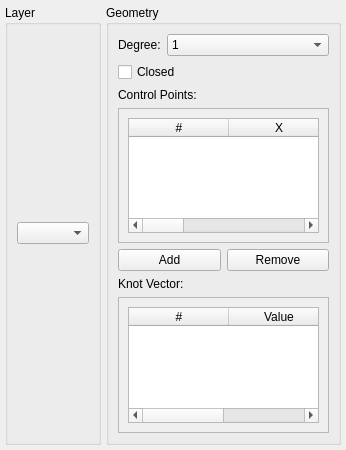
Qt form librecad/src/ui/dialogs/entity/lc_splinepropertieseditingwidget.ui (LibreCAD/LibreCAD) before a commit.
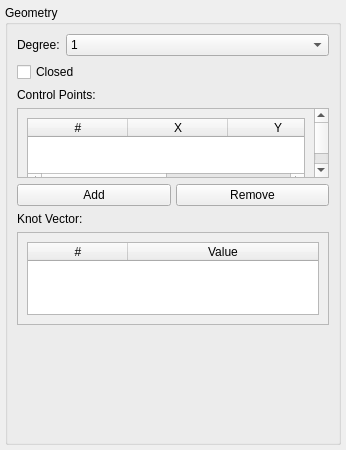
The same form after that commit.

Patch:
```diff
--- a/librecad/src/ui/dialogs/entity/lc_splinepropertieseditingwidget.ui
+++ b/librecad/src/ui/dialogs/entity/lc_splinepropertieseditingwidget.ui
@@ -19,7 +19,7 @@
   <property name="accessibleDescription">
    <string>Edit properties of a spline entity, including degree, closed state, control points, and knot vector</string>
   </property>
-  <layout class="QHBoxLayout" name="horizontalLayout">
+  <layout class="QVBoxLayout" name="verticalLayout">
    <property name="spacing">
     <number>5</number>
    </property>
@@ -35,54 +35,26 @@
    <property name="bottomMargin">
     <number>5</number>
    </property>
-   <item>
-    <widget class="QGroupBox" name="groupBoxLayer">
-     <property name="title">
-      <string>Layer</string>
-     </property>
-     <property name="sizePolicy">
-      <sizepolicy hsizetype="Fixed" vsizetype="Preferred">
-       <horstretch>0</horstretch>
-       <verstretch>0</verstretch>
-      </sizepolicy>
-     </property>
-     <property name="maximumSize">
-      <size>
-       <width>150</width>
-       <height>16777215</height>
-      </size>
-     </property>
-     <layout class="QVBoxLayout" name="verticalLayoutLayer">
-      <item>
-       <widget class="QComboBox" name="cbLayer">
-        <property name="toolTip">
-         <string>Select the layer for the spline</string>
-        </property>
-        <property name="accessibleName">
-         <string>Layer ComboBox</string>
-        </property>
-        <property name="accessibleDescription">
-         <string>Choose the layer to which the spline belongs</string>
-        </property>
-       </widget>
-      </item>
-     </layout>
-    </widget>
-   </item>
    <item>
     <widget class="QGroupBox" name="groupBoxGeometry">
      <property name="sizePolicy">
-      <sizepolicy hsizetype="Expanding" vsizetype="Preferred">
-       <horstretch>1</horstretch>
+      <sizepolicy hsizetype="Expanding" vsizetype="Expanding">
+       <horstretch>0</horstretch>
        <verstretch>0</verstretch>
       </sizepolicy>
      </property>
      <property name="title">
       <string>Geometry</string>
      </property>
-     <layout class="QGridLayout" name="gridLayoutGeometry" columnstretch="0,5">
+     <layout class="QGridLayout" name="gridLayoutGeometry" rowstretch="0,1,2,3,4,5,6,7" columnstretch="0,5">
       <item row="0" column="0">
        <widget class="QLabel" name="lDegree">
+        <property name="sizePolicy">
+         <sizepolicy hsizetype="Preferred" vsizetype="Fixed">
+          <horstretch>0</horstretch>
+          <verstretch>0</verstretch>
+         </sizepolicy>
+        </property>
         <property name="text">
          <string>Degree:</string>
         </property>
@@ -93,6 +65,12 @@
       </item>
       <item row="0" column="1">
        <widget class="QComboBox" name="cbDegree">
+        <property name="sizePolicy">
+         <sizepolicy hsizetype="Preferred" vsizetype="Fixed">
+          <horstretch>0</horstretch>
+          <verstretch>0</verstretch>
+         </sizepolicy>
+        </property>
         <property name="minimumSize">
          <size>
           <width>64</width>
@@ -128,7 +106,7 @@
       <item row="1" column="0" colspan="2">
        <widget class="QCheckBox" name="cbClosed">
         <property name="sizePolicy">
-         <sizepolicy hsizetype="Expanding" vsizetype="Fixed">
+         <sizepolicy hsizetype="Preferred" vsizetype="Fixed">
           <horstretch>0</horstretch>
           <verstretch>0</verstretch>
          </sizepolicy>
@@ -149,6 +127,12 @@
       </item>
       <item row="2" column="0" colspan="2">
        <widget class="QLabel" name="lControlPoints">
+        <property name="sizePolicy">
+         <sizepolicy hsizetype="Preferred" vsizetype="Fixed">
+          <horstretch>0</horstretch>
+          <verstretch>0</verstretch>
+         </sizepolicy>
+        </property>
         <property name="text">
          <string>Control Points:</string>
         </property>
@@ -156,6 +140,12 @@
       </item>
       <item row="3" column="0" colspan="2">
        <widget class="QScrollArea" name="scrollAreaControlPoints">
+        <property name="sizePolicy">
+         <sizepolicy hsizetype="Expanding" vsizetype="Expanding">
+          <horstretch>0</horstretch>
+          <verstretch>1</verstretch>
+         </sizepolicy>
+        </property>
         <property name="widgetResizable">
          <bool>true</bool>
         </property>
@@ -169,7 +159,7 @@
             <property name="sizePolicy">
              <sizepolicy hsizetype="Expanding" vsizetype="Expanding">
               <horstretch>0</horstretch>
-              <verstretch>0</verstretch>
+              <verstretch>1</verstretch>
              </sizepolicy>
             </property>
             <property name="toolTip">
@@ -230,8 +220,17 @@
       </item>
       <item row="4" column="0" colspan="2">
        <layout class="QHBoxLayout" name="horizontalLayout_cp_buttons">
+        <property name="spacing">
+         <number>5</number>
+        </property>
         <item>
          <widget class="QPushButton" name="btnAddControlPoint">
+          <property name="sizePolicy">
+           <sizepolicy hsizetype="Preferred" vsizetype="Fixed">
+            <horstretch>0</horstretch>
+            <verstretch>0</verstretch>
+           </sizepolicy>
+          </property>
           <property name="text">
            <string>Add</string>
           </property>
@@ -248,6 +247,12 @@
         </item>
         <item>
          <widget class="QPushButton" name="btnRemoveControlPoint">
+          <property name="sizePolicy">
+           <sizepolicy hsizetype="Preferred" vsizetype="Fixed">
+            <horstretch>0</horstretch>
+            <verstretch>0</verstretch>
+           </sizepolicy>
+          </property>
           <property name="text">
            <string>Remove</string>
           </property>
@@ -266,6 +271,12 @@
       </item>
       <item row="5" column="0" colspan="2">
        <widget class="QLabel" name="lKnots">
+        <property name="sizePolicy">
+         <sizepolicy hsizetype="Preferred" vsizetype="Fixed">
+          <horstretch>0</horstretch>
+          <verstretch>0</verstretch>
+         </sizepolicy>
+        </property>
         <property name="text">
          <string>Knot Vector:</string>
         </property>
@@ -273,6 +284,12 @@
       </item>
       <item row="6" column="0" colspan="2">
        <widget class="QScrollArea" name="scrollAreaKnots">
+        <property name="sizePolicy">
+         <sizepolicy hsizetype="Expanding" vsizetype="Expanding">
+          <horstretch>0</horstretch>
+          <verstretch>1</verstretch>
+         </sizepolicy>
+        </property>
         <property name="widgetResizable">
          <bool>true</bool>
         </property>
@@ -286,7 +303,7 @@
             <property name="sizePolicy">
              <sizepolicy hsizetype="Expanding" vsizetype="Expanding">
               <horstretch>0</horstretch>
-              <verstretch>0</verstretch>
+              <verstretch>1</verstretch>
              </sizepolicy>
             </property>
             <property name="toolTip">
@@ -323,7 +340,7 @@
         </widget>
        </widget>
       </item>
-      <item row="7" column="0">
+      <item row="7" column="0" colspan="2">
        <spacer name="spacer58">
         <property name="orientation">
          <enum>Qt::Orientation::Vertical</enum>
```
